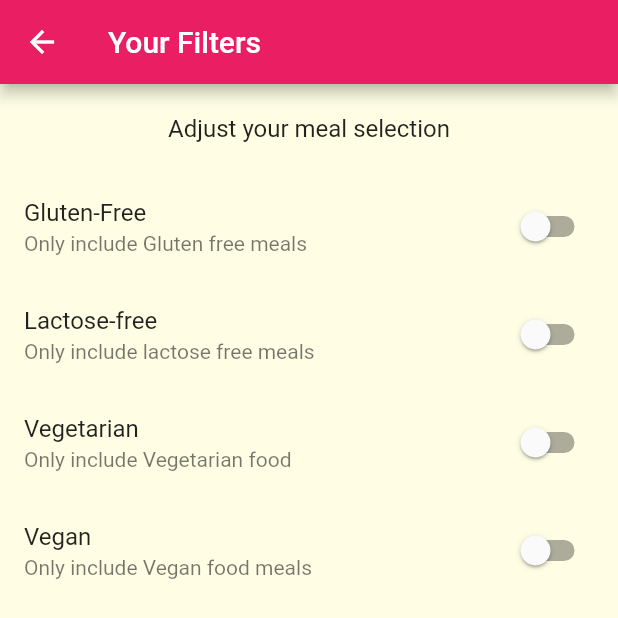
After one commit to bhagyaspatel/Meals-app-flutter, a Flutter app: the FilteredScreen screen opened by its route, on a phone screen of 412 x 824 dp. The commit adds this screen. Shown: the top 618 px of the screen. Run offline on Flutter 3.47's test engine with Material 2 defaults, Android fonts, the phone set to English and light mode, and no system bars.

Commit message:
Bottom bars, navigation drawer and filtered screen added

```diff
--- a/lib/main.dart
+++ b/lib/main.dart
@@ -1,4 +1,5 @@
 import 'package:flutter/material.dart';
+import './screens/filtered_screen.dart';
 import './screens/meal_details_screen.dart';
 import './screens/tabs_scree.dart';
 import 'screens/category_meals_screen.dart';
@@ -9,7 +10,6 @@ void main() {
 }
 
 class MyApp extends StatelessWidget {
-  MyApp({super.key});
   // This widget is the root of your application.
   @override
   Widget build(BuildContext context) {
@@ -26,7 +26,8 @@ class MyApp extends StatelessWidget {
       routes: {
         '/': (ctx) => TabsScreen(),
         CategoryMealsScreen.routeName: (ctx) => CategoryMealsScreen(),
-        MealDetailScreen.routeName: (ctx) => MealDetailScreen()
+        MealDetailScreen.routeName: (ctx) => MealDetailScreen(),
+        FilteredScreen.routeName: (ctx) => FilteredScreen(),
       },
       onGenerateRoute: (settings) {
         //when we have made navigation but that rout does not exist in upper routes{} block
--- /dev/null
+++ b/lib/screens/filtered_screen.dart
@@ -0,0 +1,89 @@
+import 'package:flutter/rendering.dart';
+import 'package:flutter/src/widgets/container.dart';
+import 'package:flutter/src/widgets/framework.dart';
+
+import 'package:flutter/material.dart';
+
+class FilteredScreen extends StatefulWidget {
+  static const routeName = '/filtered-Screen';
+
+  @override
+  State<FilteredScreen> createState() => _FilteredScreenState();
+}
+
+class _FilteredScreenState extends State<FilteredScreen> {
+//If we want to control the whole screen we need to use the Sccafold() as parent
+
+  bool _glutenFree = false;
+  bool _vegetarian = false;
+  bool _vegan = false;
+  bool _lactoseFree = false;
+
+  Widget _buildSwitchTiles(
+    String title,
+    String description,
+    bool currentValue,
+    Function(bool) updateValue,
+  ) {
+    return SwitchListTile(
+        title: Text(title),
+        value: currentValue,
+        subtitle: Text(description),
+        onChanged: updateValue);
+  }
+
+  @override
+  Widget build(BuildContext context) {
+    return Scaffold(
+      appBar: AppBar(title: Text('Your Filters')),
+      body: Column(children: <Widget>[
+        Container(
+            padding: EdgeInsets.all(20),
+            child: Text(
+              'Adjust your meal selection',
+              style: Theme.of(context).textTheme.titleMedium,
+            )),
+        Expanded(
+            child: ListView(
+          children: <Widget>[
+            _buildSwitchTiles(
+                'Gluten-Free', 'Only include Gluten free meals', _glutenFree,
+                (newValue) {
+              setState(
+                () {
+                  _glutenFree = newValue;
+                },
+              );
+            }),
+            _buildSwitchTiles(
+                'Lactose-free', 'Only include lactose free meals', _lactoseFree,
+                (newValue) {
+              setState(
+                () {
+                  _lactoseFree = newValue;
+                },
+              );
+            }),
+            _buildSwitchTiles(
+                'Vegetarian', 'Only include Vegetarian food', _vegetarian,
+                (newValue) {
+              setState(
+                () {
+                  _vegetarian = newValue;
+                },
+              );
+            }),
+            _buildSwitchTiles('Vegan', 'Only include Vegan food meals', _vegan,
+                (newValue) {
+              setState(
+                () {
+                  _vegan = newValue;
+                },
+              );
+            }),
+          ],
+        ))
+      ]),
+    );
+  }
+}
--- a/lib/screens/tabs_scree.dart
+++ b/lib/screens/tabs_scree.dart
@@ -2,6 +2,7 @@ import 'package:flutter/src/widgets/container.dart';
 import 'package:flutter/src/widgets/framework.dart';
 
 import 'package:flutter/material.dart';
+import '../widgets/main_drawer.dart';
 import '../screens/favourite_screen.dart';
 import '../screens/categories_screen.dart';
 
@@ -61,6 +62,7 @@ class _TabsScreenState extends State<TabsScreen> {
       appBar: AppBar(
         title: Text(_pages[_selectedPageIndex]['title'].toString()),
       ),
+      drawer: MainDrawer(),
       body: _pages[_selectedPageIndex]['page'] as Widget,
       bottomNavigationBar: BottomNavigationBar(
         onTap: _selectPage,
```
Also changed, not shown: lib/screens/category_meals_screen.dart (+43 -14 lines), lib/screens/meal_details_screen.dart (+9 -1 lines), lib/widgets/main_drawer.dart (added, +56 -0 lines), lib/widgets/meal_items.dart (+18 -9 lines).
